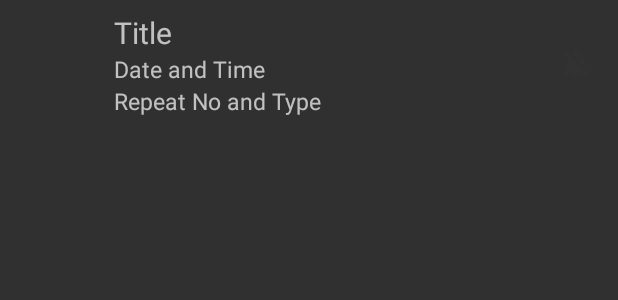
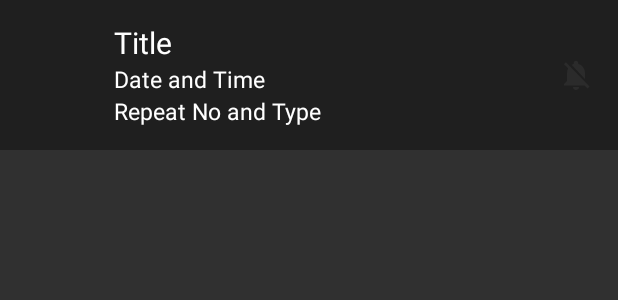
Before and after one commit to luatnguyenlonaldo/ftime, an Android app: the layout alarm_items.xml on its own in the app's theme, with its tools: preview values and no code run, on a phone screen of 412 x 824 dp. Shown: the top 300 px of the screen. Run offline under Robolectric (Android 15) with nearby library versions, the phone set to English and light mode, and no system bars.

Commit message:
commit fix ui and vibration when have notification

```diff
--- a/app/src/main/AndroidManifest.xml
+++ b/app/src/main/AndroidManifest.xml
@@ -5,6 +5,7 @@
     <uses-permission android:name="android.permission.RECEIVE_BOOT_COMPLETED"/>
     <uses-permission android:name="android.permission.INTERNET"/>
     <uses-permission android:name="android.permission.ACCESS_NETWORK_STATE" />
+    <uses-permission android:name="android.permission.VIBRATE"/>
 
     <application
         android:allowBackup="true"
--- a/app/src/main/res/layout/activity_add_reminder.xml
+++ b/app/src/main/res/layout/activity_add_reminder.xml
@@ -4,7 +4,8 @@
     xmlns:app="http://schemas.android.com/apk/res-auto"
     xmlns:fab="http://schemas.android.com/apk/res-auto"
     android:layout_width="match_parent"
-    android:layout_height="match_parent">
+    android:layout_height="match_parent"
+    android:background="@drawable/background_ftime">
 
     <android.support.v7.widget.Toolbar
         android:id="@+id/toolbar"
--- a/app/src/main/res/layout/activity_main.xml
+++ b/app/src/main/res/layout/activity_main.xml
@@ -4,7 +4,8 @@
     xmlns:tools="http://schemas.android.com/tools"
     android:layout_width="match_parent"
     android:layout_height="match_parent"
-    tools:context=".MainActivity">
+    tools:context=".MainActivity"
+    android:background="@drawable/back01">
 
     <android.support.v7.widget.Toolbar
         android:id="@+id/toolbar"
@@ -15,7 +16,7 @@
         app:contentInsetLeft="0dp"
         app:contentInsetStart="16dp"
         app:theme="@style/ThemeOverlay.AppCompat.Dark.ActionBar"
-        android:background="?attr/colorPrimary" />
+        android:background="#000000" />
 
 
     <TextView
--- a/app/src/main/res/layout/alarm_items.xml
+++ b/app/src/main/res/layout/alarm_items.xml
@@ -1,57 +1,17 @@
 <?xml version="1.0" encoding="utf-8"?>
-<RelativeLayout
-    xmlns:android="http://schemas.android.com/apk/res/android"
+<RelativeLayout xmlns:android="http://schemas.android.com/apk/res/android"
     xmlns:tools="http://schemas.android.com/tools"
     android:layout_width="match_parent"
-    android:background="?android:attr/selectableItemBackground"
-    android:layout_height="86dp">
+    android:layout_height="100dp"
+    android:background="#99141414">
 
-    <ImageView android:layout_width="40dp"
+    <ImageView
+        android:id="@+id/thumbnail_image"
+        android:layout_width="40dp"
         android:layout_height="40dp"
+        android:layout_centerVertical="true"
         android:layout_marginLeft="16dp"
-        android:layout_marginRight="16dp"
-        android:layout_centerVertical="true"
-        android:id="@+id/thumbnail_image"/>
-
-    <LinearLayout
-        android:layout_width="match_parent"
-        android:layout_height="wrap_content"
-        android:layout_centerVertical="true"
-        android:layout_marginTop="4dp"
-        android:padding="4dp"
-        android:layout_marginBottom="4dp"
-        android:layout_toRightOf="@id/thumbnail_image"
-        android:layout_toLeftOf="@+id/active_image"
-        android:orientation="vertical">
-
-        <TextView
-            android:id="@+id/recycle_title"
-            android:layout_width="match_parent"
-            android:ellipsize="end"
-            android:maxLines="2"
-            android:layout_height="wrap_content"
-            tools:text="Title"
-            android:textSize="20sp"/>
-
-        <TextView
-            android:id="@+id/recycle_date_time"
-            android:layout_width="match_parent"
-            android:ellipsize="marquee"
-            android:singleLine="true"
-            android:layout_height="wrap_content"
-            android:textSize="15sp"
-            tools:text="Date and Time"/>
-
-        <TextView
-            android:id="@+id/recycle_repeat_info"
-            android:layout_width="match_parent"
-            android:ellipsize="marquee"
-            android:singleLine="true"
-            android:layout_height="wrap_content"
-            android:textSize="15sp"
-            tools:text="Repeat No and Type"/>
-
-    </LinearLayout>
+        android:layout_marginRight="16dp" />
 
     <ImageView
         android:id="@+id/active_image"
@@ -63,4 +23,47 @@
         android:layout_marginRight="16dp"
         android:src="@drawable/ic_notification_off_grey" />
 
+    <LinearLayout
+        android:layout_width="match_parent"
+        android:layout_height="wrap_content"
+        android:layout_centerVertical="true"
+        android:layout_marginTop="4dp"
+        android:layout_marginBottom="4dp"
+        android:layout_toLeftOf="@+id/active_image"
+        android:layout_toRightOf="@id/thumbnail_image"
+        android:orientation="vertical"
+        android:padding="4dp">
+
+        <TextView
+            android:id="@+id/recycle_title"
+            android:layout_width="match_parent"
+            android:layout_height="wrap_content"
+            android:ellipsize="end"
+            android:maxLines="2"
+            android:textSize="20sp"
+            tools:text="Title"
+            android:textColor="#ffffff"/>
+
+        <TextView
+            android:id="@+id/recycle_date_time"
+            android:layout_width="match_parent"
+            android:layout_height="wrap_content"
+            android:ellipsize="marquee"
+            android:singleLine="true"
+            android:textSize="15sp"
+            tools:text="Date and Time"
+            android:textColor="#ffffff"/>
+
+        <TextView
+            android:id="@+id/recycle_repeat_info"
+            android:layout_width="match_parent"
+            android:layout_height="wrap_content"
+            android:ellipsize="marquee"
+            android:singleLine="true"
+            android:textSize="15sp"
+            tools:text="Repeat No and Type"
+            android:textColor="#ffffff"/>
+
+    </LinearLayout>
+
 </RelativeLayout>
--- a/app/src/main/res/values/colors.xml
+++ b/app/src/main/res/values/colors.xml
@@ -1,7 +1,7 @@
 <?xml version="1.0" encoding="utf-8"?>
 <resources>
-    <color name="colorPrimary">#008577</color>
-    <color name="colorPrimaryDark">#00574B</color>
+    <color name="colorPrimary">#F89224</color>
+    <color name="colorPrimaryDark">#000000</color>
     <color name="colorAccent">#D81B60</color>
     <color name="fab_pressed">#546e7a</color>
 </resources>
--- a/app/src/main/res/values/styles.xml
+++ b/app/src/main/res/values/styles.xml
@@ -11,5 +11,8 @@
         <item name="android:windowNoTitle">true</item>
         <item name="windowActionModeOverlay">true</item>
     </style>
+    <style name="SwitchTheme" parent="Theme.AppCompat.Light">
+        <item name="colorControlActivated">#148E13</item>
+    </style>
 
 </resources>
```
Also changed, not shown: app/src/main/java/home/luatnt/ftime/AddReminderActivity.java (+10 -118 lines), app/src/main/java/home/luatnt/ftime/AlarmCursorAdapter.java (+11 -13 lines), app/src/main/java/home/luatnt/ftime/MainActivity.java (+6 -39 lines), app/src/main/java/home/luatnt/ftime/reminder/AlarmManagerProvider.java (+4 -5 lines), app/src/main/java/home/luatnt/ftime/reminder/AlarmScheduler.java (+0 -28 lines), app/src/main/java/home/luatnt/ftime/reminder/ReminderAlarmService.java (+5 -4 lines), app/src/main/res/drawable/back01.png (added), app/src/main/res/drawable/background_ftime.png (added).
